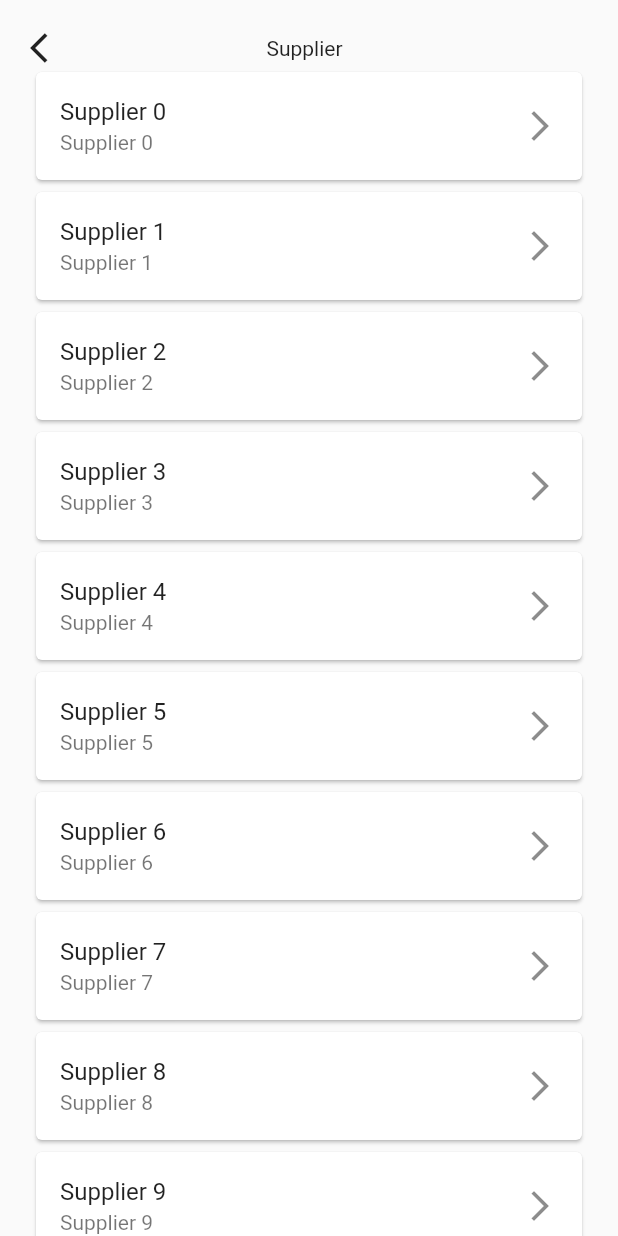
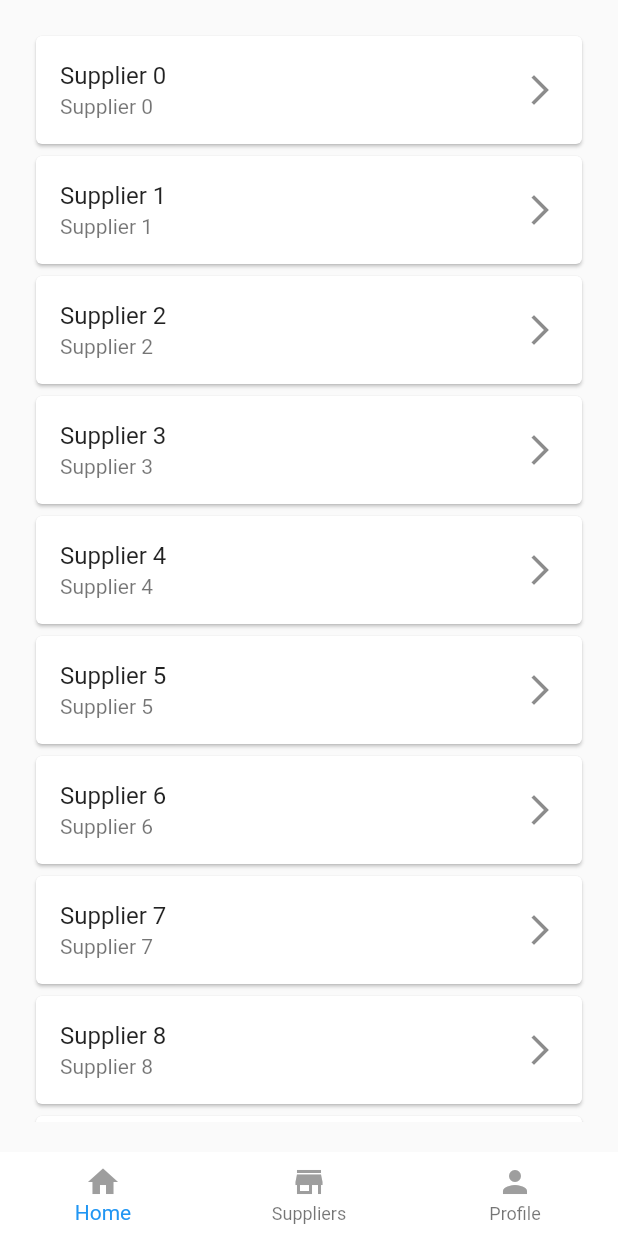
Before and after one commit to julysNICK/stock_store_app, a Flutter app: the moreSupplierScreen screen opened directly, on a phone screen of 412 x 824 dp. Run offline on Flutter 3.47's test engine with Material 2 defaults, Android fonts, the light colour scheme and no system bars; our stand-ins replace bloc, flutter_bloc, font_awesome_flutter; missing offline and left inert: dart:ffi; network calls fail.

Commit message:
add product supplier

```diff
--- a/lib/repositories/products_repositories.dart
+++ b/lib/repositories/products_repositories.dart
@@ -20,8 +20,9 @@ class ProductRepositories {
       var baseUrl = 'http://192.168.0.69:8080';
       final response = await http.get(Uri.parse('$baseUrl/products/$id'));
       if (response.statusCode == 200) {
-        var jsonResponse = jsonDecode(response.body) as Map<String, dynamic>;
-        return Product.fromJson(jsonResponse['data']);
+        var jsonResponse = jsonDecode(response.body);
+
+        return Product.fromJson(jsonResponse["product"]);
       } else {
         return throw Exception('Failed to load product');
       }
--- a/lib/screen/details/bloc/detail_product_bloc.dart
+++ b/lib/screen/details/bloc/detail_product_bloc.dart
@@ -18,6 +18,7 @@ class DetailProductBloc extends Bloc<DetailProductEvent, DetailProductState> {
       emit(DetailProductLoading());
       try {
         final product = await ProductService().getProduct(event.id);
+
         if (product != null) {
           emit(DetailProductLoaded(product: product));
         } else {
--- a/lib/screen/moreSupplier/more_supplier_screen.dart
+++ b/lib/screen/moreSupplier/more_supplier_screen.dart
@@ -1,5 +1,7 @@
 import 'package:flutter/material.dart';
-import 'package:stock_store/screen/details_supplier/detail_supplier_screen.dart';
+
+import '../../widgets/bottomBar.dart';
+import '../details_supplier/detail_supplier_screen.dart';
 
 class moreSupplierScreen extends StatefulWidget {
   const moreSupplierScreen({super.key});
@@ -13,25 +15,28 @@ class _moreSupplierScreenState extends State<moreSupplierScreen> {
   Widget build(BuildContext context) {
     return Scaffold(
       body: SafeArea(
-        child: SingleChildScrollView(
+        child: SizedBox(
+          // height: double.maxFinite,
+          // width: double.maxFinite,
           child: Padding(
             padding: const EdgeInsets.all(20.0),
             child: Column(
               children: [
-                Row(
-                  mainAxisAlignment: MainAxisAlignment.spaceBetween,
-                  children: [
-                    InkWell(
-                      onTap: () {
-                        Navigator.pop(context);
-                      },
-                      child: const Icon(Icons.arrow_back_ios),
-                    ),
-                    const Text('Supplier'),
-                    const SizedBox(width: 30),
-                  ],
-                ),
-                ListView.builder(
+                // Row(
+                //   mainAxisAlignment: MainAxisAlignment.spaceBetween,
+                //   children: [
+                //     InkWell(
+                //       onTap: () {
+                //         Navigator.pop(context);
+                //       },
+                //       child: const Icon(Icons.arrow_back_ios),
+                //     ),
+                //     const Text('Supplier'),
+                //     const SizedBox(width: 30),
+                //   ],
+                // ),
+                Flexible(
+                  child: ListView.builder(
                     shrinkWrap: true,
                     itemCount: 10,
                     itemBuilder: (context, index) {
@@ -52,11 +57,13 @@ class _moreSupplierScreenState extends State<moreSupplierScreen> {
                       );
                     },
                   ),
+                )
               ],
             ),
           ),
         ),
       ),
+      bottomNavigationBar: const bottomBar(),
     );
   }
 }
--- /dev/null
+++ b/lib/widgets/bottomBar.dart
@@ -0,0 +1,66 @@
+import 'package:flutter/material.dart';
+import 'package:stock_store/screen/home/home_screen.dart';
+
+import '../screen/moreSupplier/more_supplier_screen.dart';
+
+class bottomBar extends StatelessWidget {
+  const bottomBar({super.key});
+
+  @override
+  Widget build(BuildContext context) {
+    return BottomNavigationBar(
+      backgroundColor: Colors.white,
+      elevation: 0.0,
+      items: [
+        BottomNavigationBarItem(
+          icon: GestureDetector(
+            onTap: () {
+              Navigator.push(
+                context,
+                MaterialPageRoute(
+                  builder: (context) => const Home(),
+                ),
+              );
+            },
+            child: const Icon(
+              Icons.home,
+              color: Colors.grey,
+            ),
+          ),
+          label: 'Home',
+        ),
+        // BottomNavigationBarItem(
+        //   icon: Icon(
+        //     Icons.favorite,
+        //     color: Colors.grey,
+        //   ),
+        //   label: 'Favorite',
+        // ),
+        BottomNavigationBarItem(
+          icon: GestureDetector(
+            onTap: () {
+              Navigator.push(
+                context,
+                MaterialPageRoute(
+                  builder: (context) => const moreSupplierScreen(),
+                ),
+              );
+            },
+            child: const Icon(
+              Icons.store,
+              color: Colors.grey,
+            ),
+          ),
+          label: 'Suppliers',
+        ),
+        const BottomNavigationBarItem(
+          icon: Icon(
+            Icons.person,
+            color: Colors.grey,
+          ),
+          label: 'Profile',
+        ),
+      ],
+    );
+  }
+}
```
Also changed, not shown: lib/main.dart (+15 -2 lines), lib/models/product.dart (+14 -13 lines), lib/screen/details/bloc/detail_product_state.dart (+21 -2 lines), lib/screen/details/details_screen.dart (+25 -5 lines), lib/screen/details_supplier/detail_supplier_screen.dart (+92 -1 lines), lib/screen/home/home_screen.dart (+43 -40 lines). Lines whose indentation alone changed are shown as unchanged.
